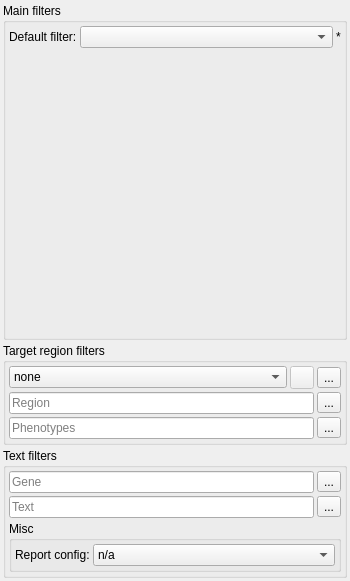
Before: the Qt Designer form src/GSvar/FilterWidgetCNV.ui in imgag/ngs-bits, drawn with Qt 5.
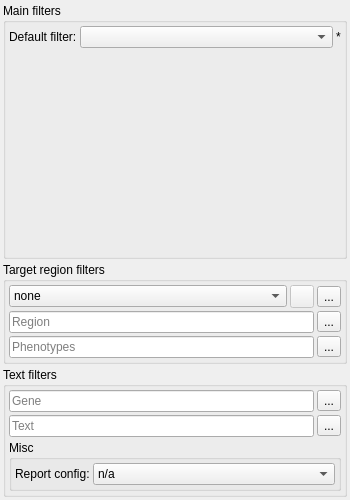
After: the same form once the commit is applied. Icons and pictures are not drawn. Custom widgets are drawn as their Qt base class.

The edit to the form file:
```diff
--- a/src/GSvar/FilterWidgetCNV.ui
+++ b/src/GSvar/FilterWidgetCNV.ui
@@ -7,9 +7,15 @@
     <x>0</x>
     <y>0</y>
     <width>350</width>
-    <height>581</height>
+    <height>500</height>
    </rect>
   </property>
+  <property name="sizePolicy">
+   <sizepolicy hsizetype="Minimum" vsizetype="Preferred">
+    <horstretch>0</horstretch>
+    <verstretch>0</verstretch>
+   </sizepolicy>
+  </property>
   <property name="minimumSize">
    <size>
     <width>350</width>
@@ -381,7 +387,7 @@
          <item row="0" column="1">
           <widget class="QComboBox" name="report_config">
            <property name="sizePolicy">
-            <sizepolicy hsizetype="Expanding" vsizetype="Fixed">
+            <sizepolicy hsizetype="Expanding" vsizetype="Minimum">
              <horstretch>0</horstretch>
              <verstretch>0</verstretch>
             </sizepolicy>
```
